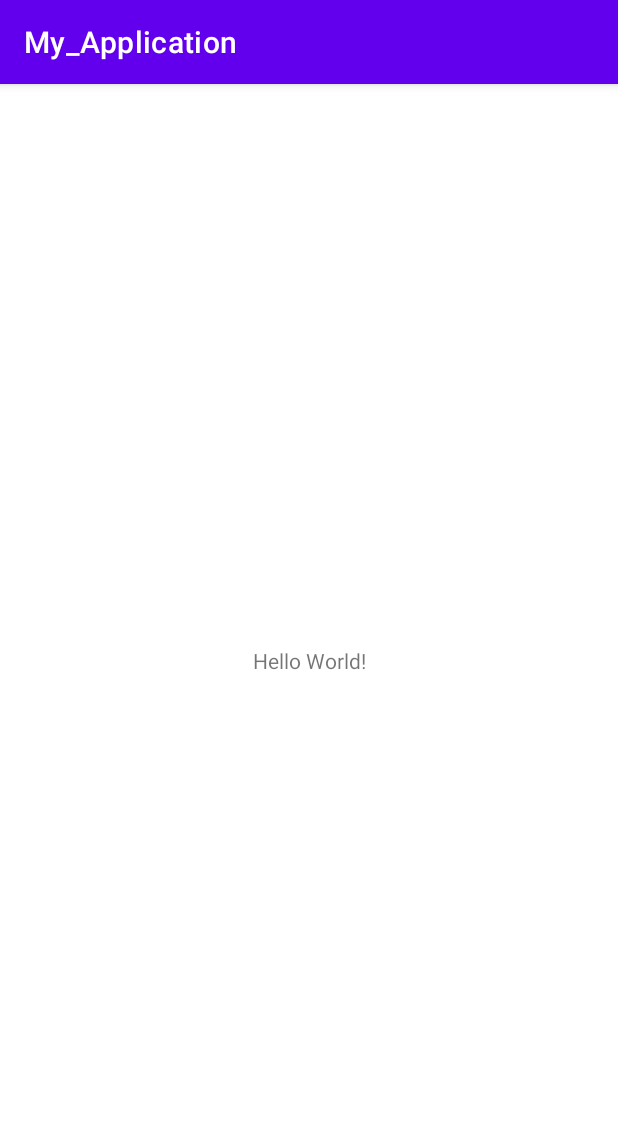
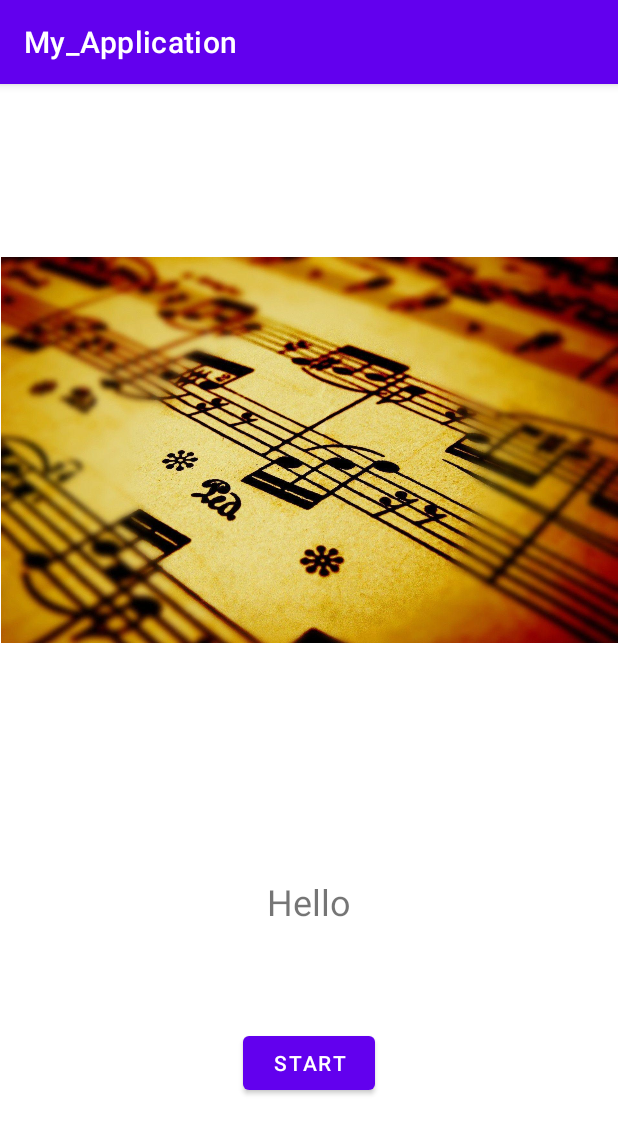
Before and after one commit to SamiRautalahti/Android-Java-ohjelmointi, an Android app: the screen it shows after launch (MainActivity), on a phone screen of 412 x 824 dp. Shown: the top 1134 px of the screen. Run offline under Robolectric (Android 15) with nearby library versions, the phone set to English and light mode, and no system bars.

Commit message:
Update 14:32 first Android-app "Hello World"

```diff
--- a/app/src/main/res/layout/activity_main.xml
+++ b/app/src/main/res/layout/activity_main.xml
@@ -4,15 +4,51 @@
     xmlns:tools="http://schemas.android.com/tools"
     android:layout_width="match_parent"
     android:layout_height="match_parent"
+    android:visibility="visible"
     tools:context=".MainActivity">
 
     <TextView
+        android:id="@+id/textView2"
         android:layout_width="wrap_content"
         android:layout_height="wrap_content"
-        android:text="Hello World!"
+        android:layout_marginStart="161dp"
+        android:layout_marginEnd="161dp"
+        android:text="@string/hello"
+        android:textSize="24sp"
+        app:layout_constraintBottom_toBottomOf="parent"
+        app:layout_constraintEnd_toEndOf="parent"
+        app:layout_constraintHorizontal_bias="0.491"
+        app:layout_constraintStart_toStartOf="parent"
+        app:layout_constraintTop_toTopOf="parent"
+        app:layout_constraintVertical_bias="0.719" />
+
+    <ImageView
+        android:id="@+id/image1"
+        android:layout_width="411dp"
+        android:layout_height="488dp"
+        android:contentDescription="@string/todo"
+        android:src="@drawable/my_image"
+        android:visibility="visible"
+        app:layout_constraintBottom_toTopOf="@+id/button1"
+        app:layout_constraintEnd_toEndOf="parent"
+        app:layout_constraintHorizontal_bias="1.0"
+        app:layout_constraintStart_toStartOf="parent"
+        app:layout_constraintTop_toTopOf="parent"
+        app:layout_constraintVertical_bias="0.0"
+        tools:srcCompat="@drawable/my_image" />
+
+    <Button
+        android:id="@+id/button1"
+        android:layout_width="wrap_content"
+        android:layout_height="wrap_content"
+        android:layout_marginStart="161dp"
+        android:layout_marginTop="65dp"
+        android:layout_marginEnd="161dp"
+        android:layout_marginBottom="90dp"
+        android:text="@string/start"
         app:layout_constraintBottom_toBottomOf="parent"
         app:layout_constraintEnd_toEndOf="parent"
         app:layout_constraintStart_toStartOf="parent"
-        app:layout_constraintTop_toTopOf="parent" />
+        app:layout_constraintTop_toBottomOf="@+id/textView2" />
 
 </androidx.constraintlayout.widget.ConstraintLayout>
--- a/app/src/main/res/values/strings.xml
+++ b/app/src/main/res/values/strings.xml
@@ -1,3 +1,6 @@
 <resources>
     <string name="app_name">My_Application</string>
+    <string name="todo">TODO</string>
+    <string name="hello">Hello</string>
+    <string name="start">START</string>
 </resources>
```
Also changed, not shown: app/src/main/res/drawable/my_image.jpg (added).
